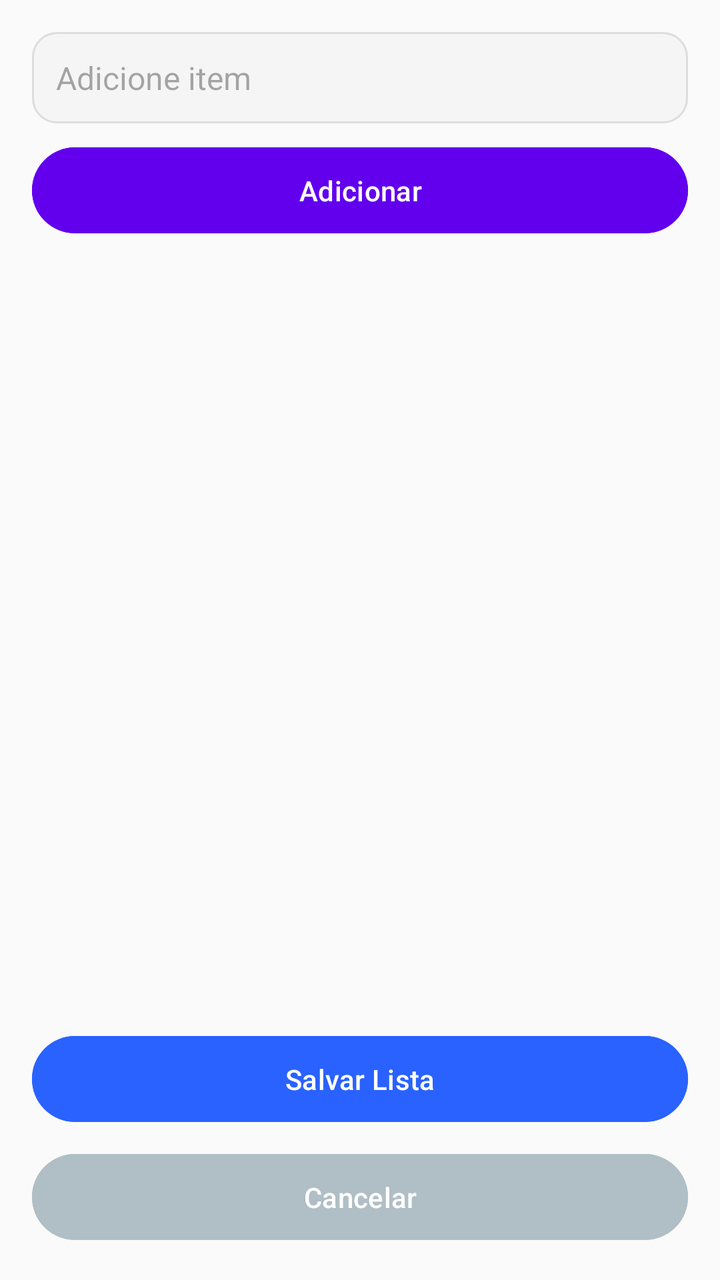
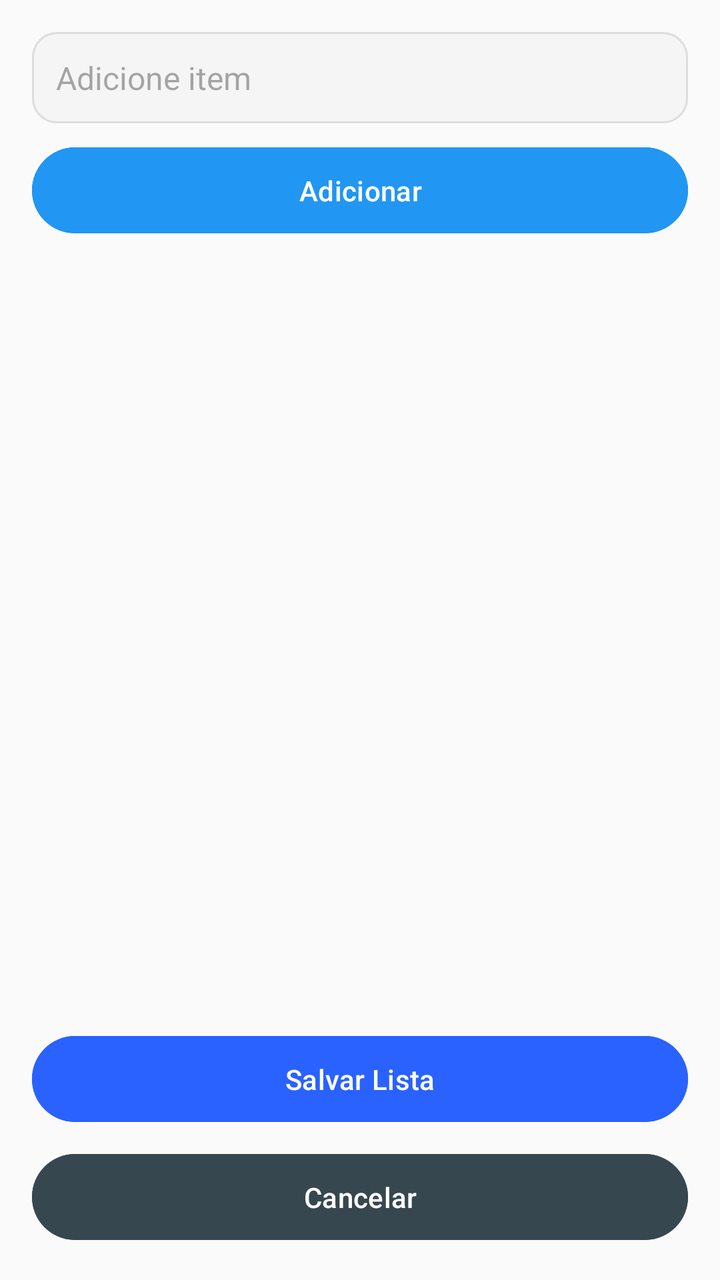

Before-and-after screenshots of an Android layout around one commit, followed by the original layout XML and the change that was made.
<!-- AndroidManifest.xml: application theme Theme.ListaDeTarefas -->
<!-- res/layout/activity_task_list.xml -->
<LinearLayout
    xmlns:android="http://schemas.android.com/apk/res/android"
    android:orientation="vertical"
    android:padding="16dp"
    android:layout_width="match_parent"
    android:layout_height="match_parent"
    android:background="#FAFAFA">

    <EditText
        android:id="@+id/editTextTask"
        android:hint="Adicione item"
        android:layout_width="match_parent"
        android:layout_height="wrap_content"
        android:background="@drawable/rounded_edittext"
        android:padding="12dp"
        android:textSize="16sp"/>

    <Button
        android:id="@+id/buttonAdd"
        android:text="Adicionar"
        android:layout_width="match_parent"
        android:layout_height="wrap_content"
        android:layout_marginTop="8dp"
        android:backgroundTint="#6200EE"
        android:textColor="@android:color/white"
        android:padding="12dp"
        android:fontFamily="sans-serif-medium"/>

    <androidx.recyclerview.widget.RecyclerView
        android:id="@+id/recyclerViewTasks"
        android:layout_width="match_parent"
        android:layout_height="0dp"
        android:layout_weight="1"
        android:layout_marginTop="8dp"/>

    <Button
        android:id="@+id/buttonSave"
        android:text="Salvar Lista"
        android:layout_width="match_parent"
        android:layout_height="wrap_content"
        android:layout_marginTop="8dp"
        android:backgroundTint="#2962FF"
        android:textColor="@android:color/white"
        android:padding="12dp"
        android:fontFamily="sans-serif-medium"/>

    <Button
        android:id="@+id/buttonCancel"
        android:text="Cancelar"
        android:layout_width="match_parent"
        android:layout_height="wrap_content"
        android:layout_marginTop="8dp"
        android:backgroundTint="#B0BEC5"
        android:textColor="@android:color/white"
        android:padding="12dp"
        android:fontFamily="sans-serif-medium"/>
</LinearLayout>
<!-- resources referenced by this layout -->
<resources>
  <!-- drawable rounded_edittext (drawable) -->
  <shape xmlns:android="http://schemas.android.com/apk/res/android" android:shape="rectangle">
      <solid android:color="#F5F5F5"/>
      <corners android:radius="12dp"/>
      <stroke android:width="1dp" android:color="#DDDDDD"/>
  </shape>
  <style name="Theme.ListaDeTarefas" parent="Base.Theme.ListaDeTarefas" />
  <style name="Base.Theme.ListaDeTarefas" parent="Theme.Material3.DayNight.NoActionBar">
          
          
      </style>
</resources>

<!-- the commit's change to res/layout/activity_task_list.xml (unified diff, before → after) -->
@@ -21,7 +21,7 @@
         android:layout_width="match_parent"
         android:layout_height="wrap_content"
         android:layout_marginTop="8dp"
-        android:backgroundTint="#6200EE"
+        android:backgroundTint="#2196F3"
         android:textColor="@android:color/white"
         android:padding="12dp"
         android:fontFamily="sans-serif-medium"/>
@@ -50,7 +50,7 @@
         android:layout_width="match_parent"
         android:layout_height="wrap_content"
         android:layout_marginTop="8dp"
-        android:backgroundTint="#B0BEC5"
+        android:backgroundTint="#37474F"
         android:textColor="@android:color/white"
         android:padding="12dp"
         android:fontFamily="sans-serif-medium"/>
